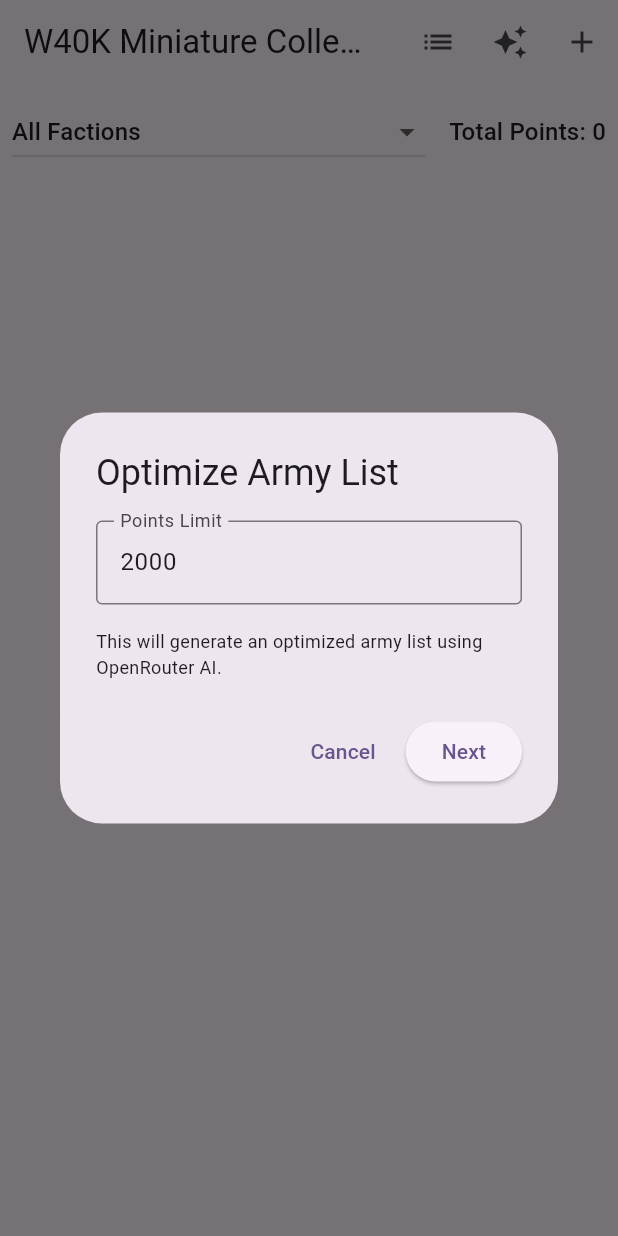
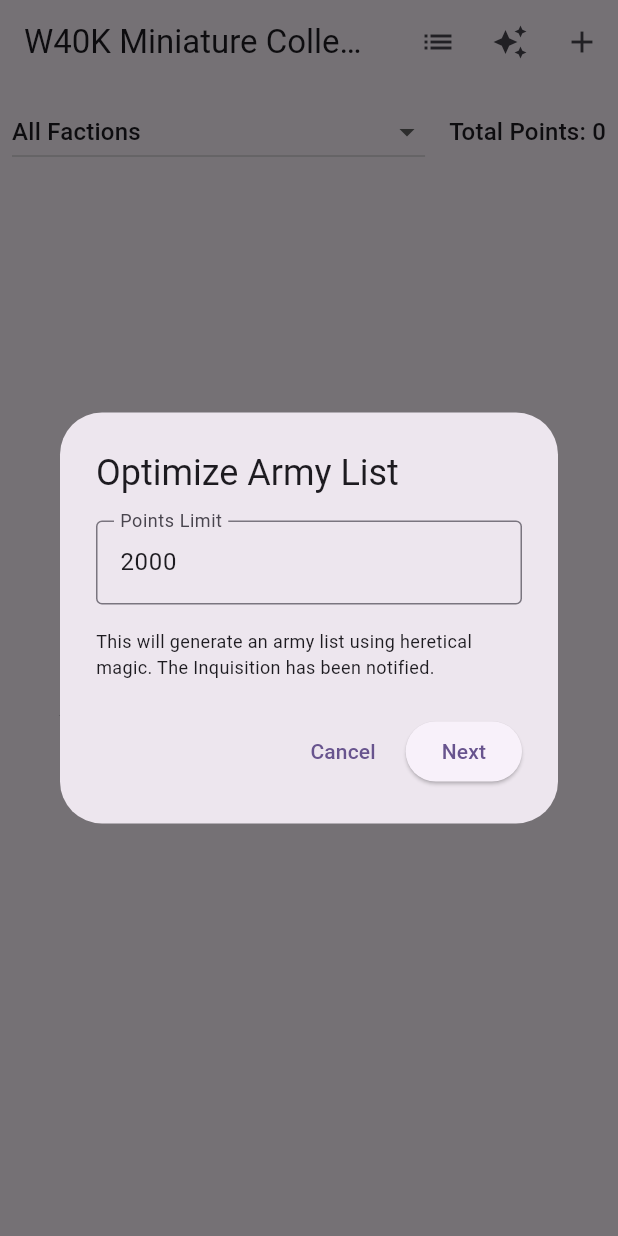
Before and after one commit to vcarluer/w40karmygen, a Flutter app: the screen it shows after launch, after a tap on the "auto awesome" icon, on a phone screen of 412 x 824 dp. Run offline on Flutter 3.47's test engine with Material 3 defaults, Android fonts, the light colour scheme and no system bars; our stand-ins replace flutter_riverpod, freezed_annotation, riverpod_annotation, shared_preferences; generated files the repository leaves out were written again.

Commit message:
Update army generation text to use Warhammer 40k theme

```diff
--- a/lib/features/home/presentation/pages/home_page.dart
+++ b/lib/features/home/presentation/pages/home_page.dart
@@ -75,7 +75,7 @@
             ),
             const SizedBox(height: 16),
             const Text(
-              'This will generate an optimized army list using OpenRouter AI.',
+              'This will generate an army list using heretical magic. The Inquisition has been notified.',
               style: TextStyle(fontSize: 12),
             ),
           ],
```
